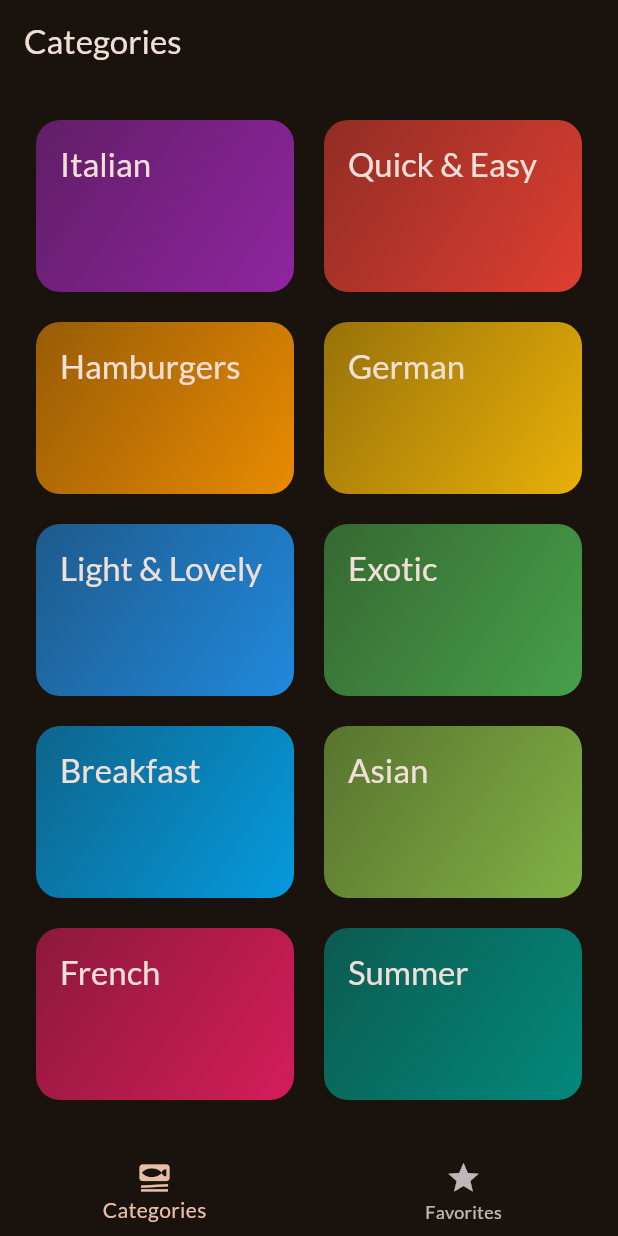
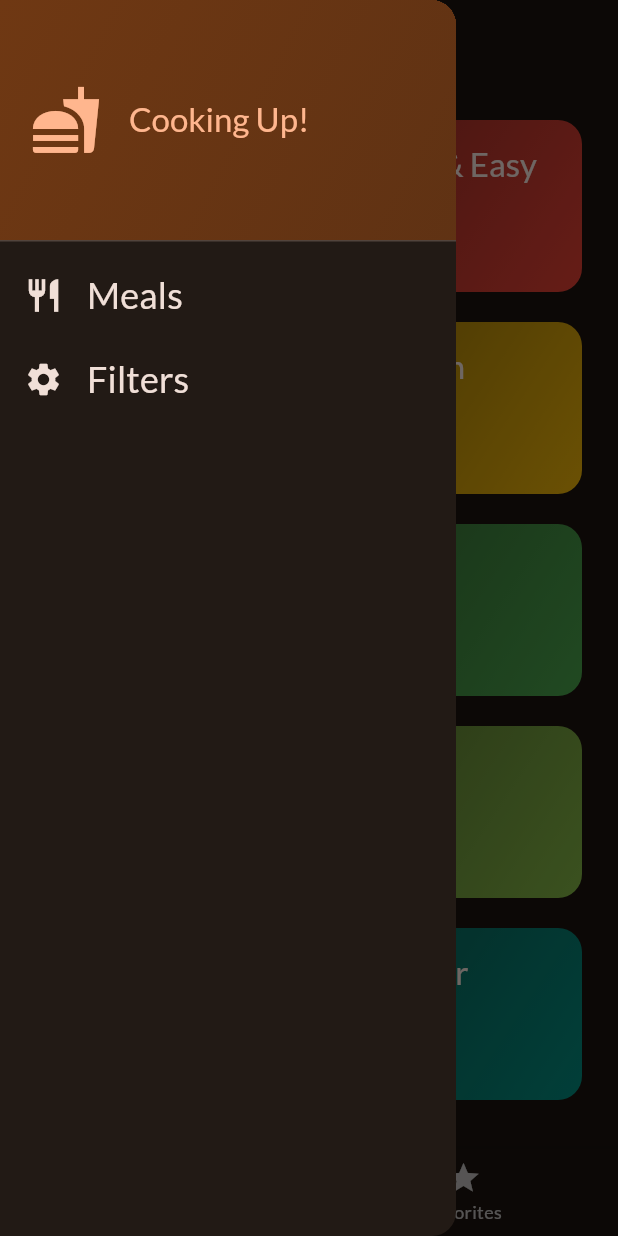
Before and after one commit to sanashajiya/MealMystery-, a Flutter app: the screen it shows after launch, with the side drawer open (before the commit the screen has no drawer), on a phone screen of 412 x 824 dp. Run offline on Flutter 3.47's test engine with Material 3 defaults, Android fonts, the light colour scheme and no system bars; our stand-ins replace google_fonts, transparent_image.

Commit message:
Added Side Drawer

```diff
--- a/lib/screens/categories.dart
+++ b/lib/screens/categories.dart
@@ -1,11 +1,14 @@
 import 'package:flutter/material.dart';
 import 'package:mealmystery/data/dummy_data.dart';
 import 'package:mealmystery/models/category.dart';
+import 'package:mealmystery/models/meal.dart';
 import 'package:mealmystery/screens/meals.dart';
 import 'package:mealmystery/widgets/category_grid_item.dart';
 
 class CategoriesScreen extends StatelessWidget {
-  const CategoriesScreen({super.key});
+  const CategoriesScreen({super.key, required this.onToggleFavorite});
+
+  final void Function(Meal meal) onToggleFavorite;
 
   void _selectCategory(BuildContext context, Category category) {
     final filteredMeals = dummyMeals
@@ -16,6 +19,7 @@ class CategoriesScreen extends StatelessWidget {
         builder: (ctx) => MealsScreen(
           title: category.title,
           meals: filteredMeals,
+          onToggleFavorite: onToggleFavorite,
         ),
       ),
     );
--- /dev/null
+++ b/lib/widgets/main_drawer.dart
@@ -0,0 +1,79 @@
+import 'package:flutter/material.dart';
+
+class MainDrawer extends StatelessWidget {
+  const MainDrawer({super.key});
+
+  @override
+  Widget build(BuildContext context) {
+    return Drawer(
+      child: Column(
+        children: [
+          DrawerHeader(
+            padding: EdgeInsets.all(20),
+            decoration: BoxDecoration(
+              gradient: LinearGradient(
+                colors: [
+                  Theme.of(context).colorScheme.primaryContainer,
+                  Theme.of(context)
+                      .colorScheme
+                      .primaryContainer
+                      .withOpacity(0.8),
+                ],
+                begin: Alignment.topLeft,
+                end: Alignment.bottomRight,
+              ),
+            ),
+            child: Row(
+              children: [
+                Icon(
+                  Icons.fastfood,
+                  size: 48,
+                  color: Theme.of(context).colorScheme.primary,
+                ),
+                SizedBox(
+                  width: 18,
+                ),
+                Text(
+                  'Cooking Up!',
+                  style: Theme.of(context).textTheme.titleLarge!.copyWith(
+                        color: Theme.of(context).colorScheme.primary,
+                      ),
+                )
+              ],
+            ),
+          ),
+          ListTile(
+            leading: Icon(
+              Icons.restaurant,
+              size: 26,
+              color: Theme.of(context).colorScheme.onBackground,
+            ),
+            title: Text(
+              "Meals",
+              style: Theme.of(context).textTheme.titleSmall!.copyWith(
+                    color: Theme.of(context).colorScheme.onBackground,
+                    fontSize: 24,
+                  ),
+            ),
+            onTap: () {},
+          ),
+          ListTile(
+            leading: Icon(
+              Icons.settings,
+              size: 26,
+              color: Theme.of(context).colorScheme.onBackground,
+            ),
+            title: Text(
+              "Filters",
+              style: Theme.of(context).textTheme.titleSmall!.copyWith(
+                    color: Theme.of(context).colorScheme.onBackground,
+                    fontSize: 24,
+                  ),
+            ),
+            onTap: () {},
+          ),
+        ],
+      ),
+    );
+  }
+}
```
Also changed, not shown: lib/screens/meal_details.dart (+9 -1 lines), lib/screens/meals.dart (+6 -1 lines), lib/screens/tabs.dart (+35 -2 lines).
